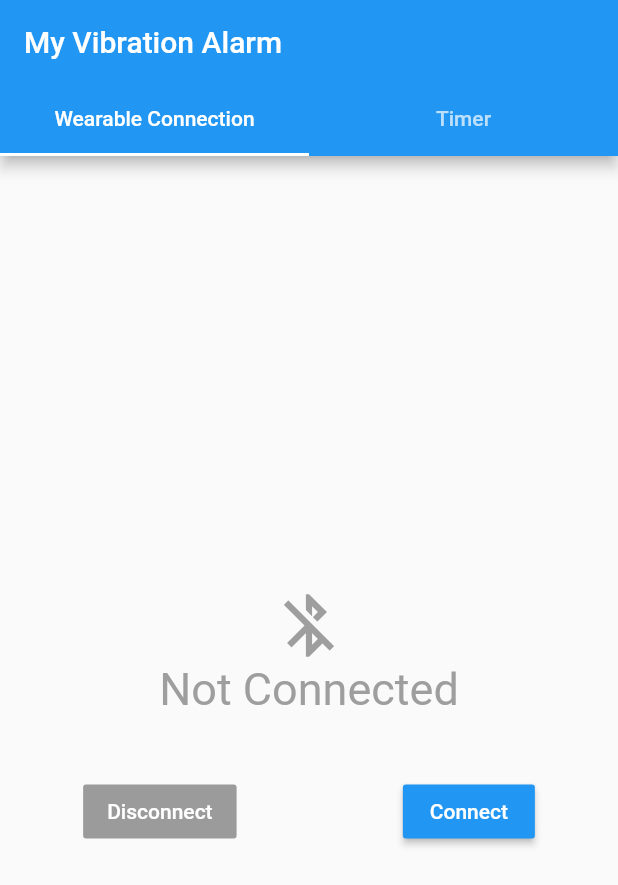
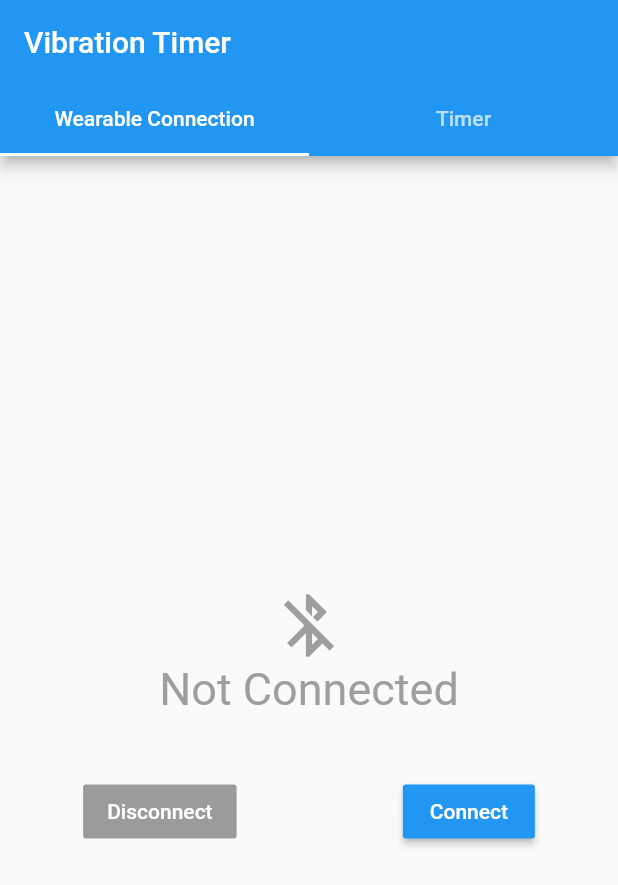
Before and after one commit to mmo1995/vibration_alarm, a Flutter app: the screen it shows after launch, on a phone screen of 412 x 824 dp. Shown: the top 885 px of the screen. Run offline on Flutter 3.47's test engine with Material 2 defaults, Android fonts, the phone set to English and light mode, and no system bars; our stand-ins replace flutter_blue.

Commit message:
minor changes

```diff
--- a/lib/TimerView.dart
+++ b/lib/TimerView.dart
@@ -105,7 +105,7 @@ class _TimerViewState extends State with TickerProviderStateMixin, AutomaticKeep
               ],)
           ],
         ),
-        new Row(children: <Widget>[Padding(padding: EdgeInsets.all(20.0))],),
+        new Row(children: <Widget>[Padding(padding: EdgeInsets.all(10.0))],),
         new Row(
           mainAxisAlignment: MainAxisAlignment.center,
           children: <Widget>
--- a/lib/WearableConnectionView.dart
+++ b/lib/WearableConnectionView.dart
@@ -165,10 +165,10 @@ class _WearableConnectionViewState extends State with AutomaticKeepAliveClientMi
 
       showDialog(context: context, builder: (BuildContext context) {
         return AlertDialog(
-          title: new Text('VIBRATING'),
-          content: new Text('VIBRATING'),
+          title: new Text('Alarm'),
+          content: new Text('Vibrating!'),
           actions: <Widget>[
-            new FlatButton(onPressed: stopVibrating, child: new Text('Close'))
+            new FlatButton(onPressed: stopVibrating, child: new Text('Stop'))
           ],
         );
       });
--- a/lib/main.dart
+++ b/lib/main.dart
@@ -16,7 +16,7 @@ class MyApp extends StatelessWidget {
         length: 2,
         child: Scaffold(
           appBar: AppBar(
-            title: Text('My Vibration Alarm'),
+            title: Text('Vibration Timer'),
             bottom: TabBar(
                 tabs: <Widget>[
               new Tab(text: 'Wearable Connection'),
```
